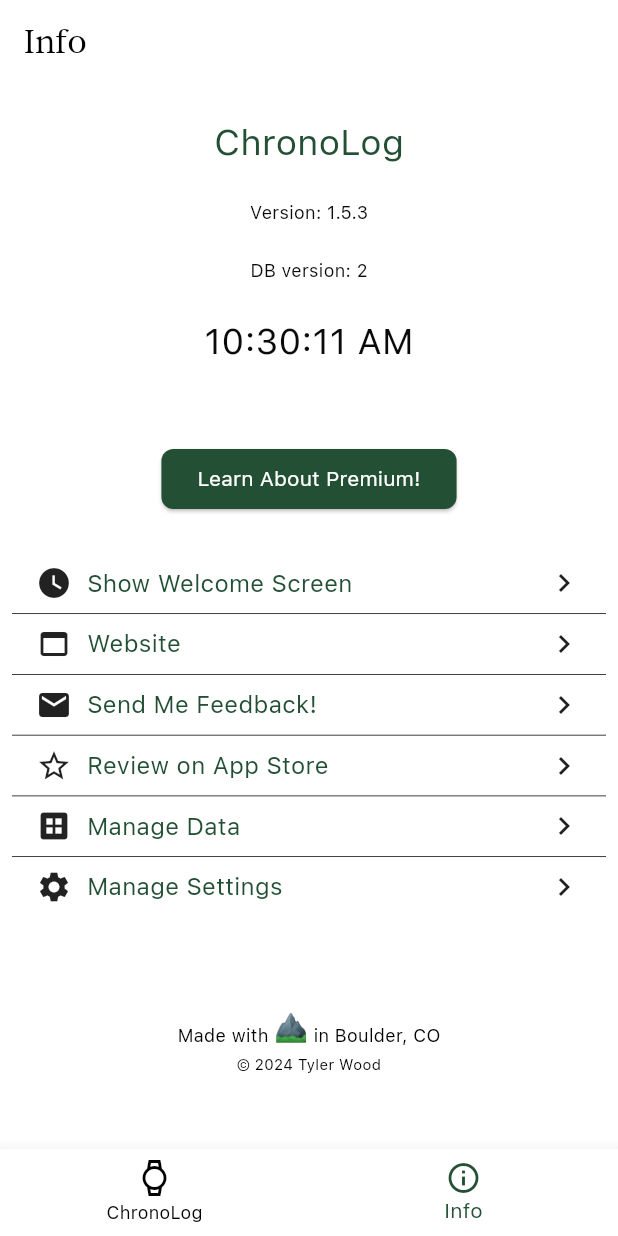
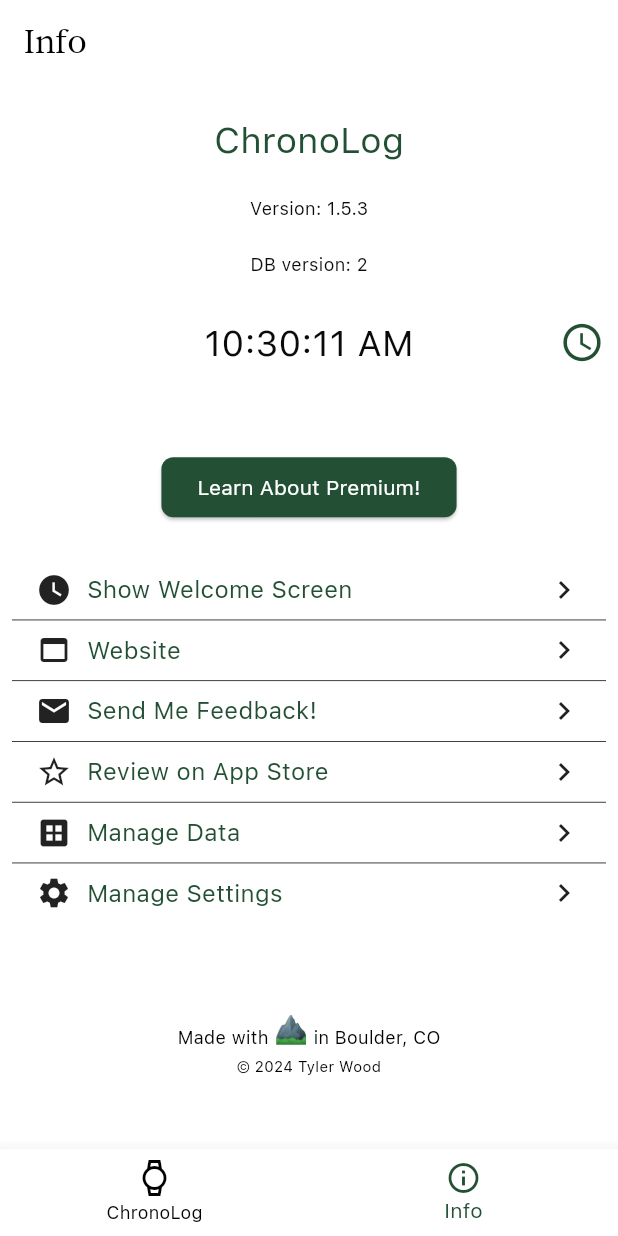
Before and after one commit to t-jayw/ChronoLog, a Flutter app: the TabsScreen screen opened directly, item 2 of the bottom bar chosen, on a phone screen of 412 x 824 dp. Run offline on Flutter 3.47's test engine with Material 3 defaults, Android fonts, the phone set to English and light mode, and no system bars; our stand-ins replace auto_size_text, csv, file_picker, fl_chart, flutter_dotenv, flutter_image_compress and 9 more; missing offline and left inert: exif, posthog_flutter, purchases_flutter, ulid; accounts and stored records are empty.

Commit message:
adding in space for analog clock

```diff
--- a/lib/screens/info_page_screen.dart
+++ b/lib/screens/info_page_screen.dart
@@ -70,6 +70,25 @@ class InfoPage extends ConsumerWidget {
         false; // default to false if not found
   }
 
+    void _showClockModal(BuildContext context) {
+    showModalBottomSheet(
+      context: context,
+      isScrollControlled: true,
+      builder: (BuildContext context) {
+        return Container(
+          height: MediaQuery.of(context).size.height * 0.5,
+          padding: EdgeInsets.all(16.0),
+          child: Center(
+            child: Text(
+              'Clock Modal Content Goes Here',
+              style: TextStyle(fontSize: 16),
+            ),
+          ),
+        );
+      },
+    );
+  }
+
   @override
   Widget build(BuildContext context, WidgetRef ref) {
     print('info_page');
@@ -105,7 +124,26 @@ class InfoPage extends ConsumerWidget {
           },
         ),
 
-        TimeDisplay(),
+        Stack(
+          alignment: Alignment.center,
+          children: [
+            Row(
+              mainAxisAlignment: MainAxisAlignment.spaceBetween,
+              children: [
+                SizedBox(width: 0), // Placeholder to balance the Row
+                IconButton(
+                  icon: Icon(Icons.access_time, size: 30),
+                  onPressed: () => _showClockModal(context),
+                  color: Theme.of(context).colorScheme.tertiary,
+                  tooltip: 'Open Clock Modal',
+                ),
+              ],
+            ),
+            Center(
+              child: TimeDisplay(),
+            ),
+          ],
+        ),
 
         SizedBox(height: 12),
         PremiumButton(
```
